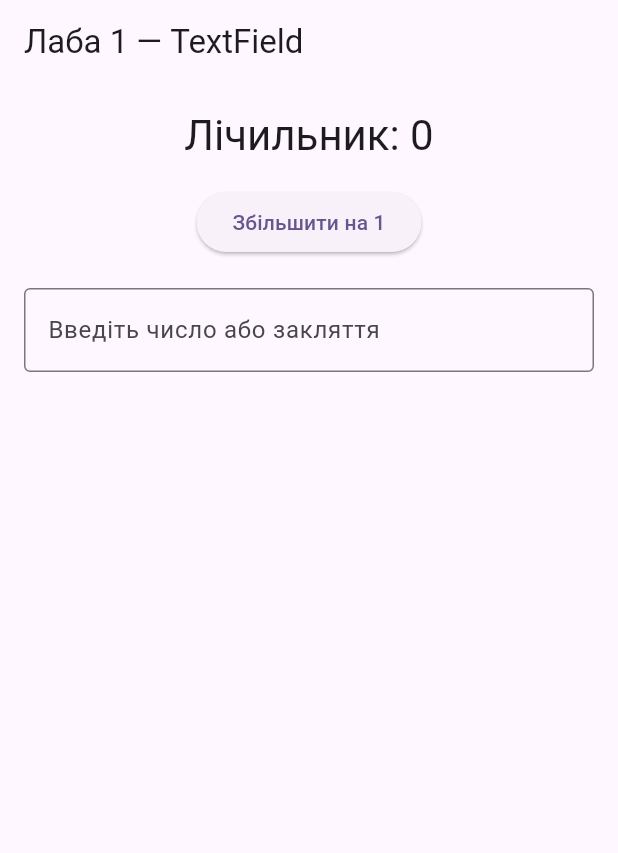
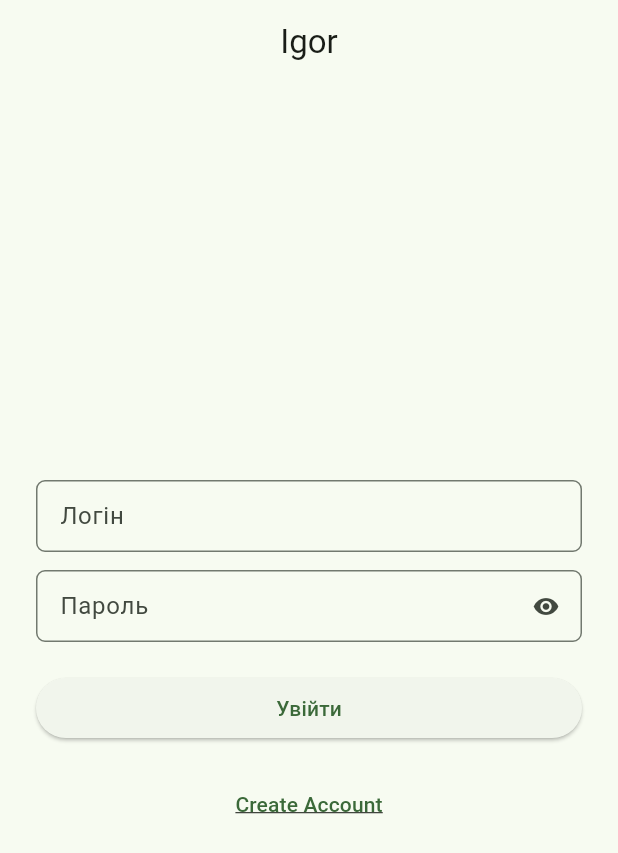
Before and after one commit to IgorKulchitskiy/flutterlabslpnu, a Flutter app: the screen it shows after launch, on a phone screen of 412 x 824 dp. Shown: the top 853 px of the screen. Run offline on Flutter 3.47's test engine with Material 3 defaults, Android fonts, the phone set to English and light mode, and no system bars.

Commit message:
lab2 files

```diff
--- a/lib/main.dart
+++ b/lib/main.dart
@@ -1,4 +1,5 @@
 import 'package:flutter/material.dart';
+import 'pages/login_page.dart';
 
 void main() {
   runApp(const MyApp());
@@ -10,102 +11,12 @@ class MyApp extends StatelessWidget {
   @override
   Widget build(BuildContext context) {
     return MaterialApp(
-      title: 'Lab 1 Flutter',
+      debugShowCheckedModeBanner: false,
       theme: ThemeData(
-        colorScheme: ColorScheme.fromSeed(seedColor: Colors.deepPurple),
         useMaterial3: true,
+        colorSchemeSeed: Colors.green,
       ),
-      home: const MyHomePage(),
+      home: const LoginPage(),
     );
   }
 }
-
-class MyHomePage extends StatefulWidget {
-  const MyHomePage({super.key});
-
-  @override
-  State<MyHomePage> createState() => _MyHomePageState();
-}
-
-class _MyHomePageState extends State<MyHomePage> {
-  int _counter = 0;
-  final TextEditingController _controller = TextEditingController();
-  String _message = '';
-
-  void _handleInput(String value) {
-    setState(() {
-      if (value == 'Avada Kedavra') {
-        _counter = 0;
-        _message = '💥 Магія! Лічильник скинуто';
-      } else {
-        final parsed = int.tryParse(value);
-        if (parsed != null) {
-          _counter += parsed;
-          _message = '➕ Додано $parsed';
-        } else {
-          _message = '❌ Це не число';
-        }
-      }
-    });
-
-    _controller.clear();
-  }
-  void _increment() {
-    setState(() {
-      _counter+= 1;
-      _message = '➕ Лічильник збільшено на 1';
-    });
-
-  }
-  @override
-  void dispose() {
-    _controller.dispose();
-    super.dispose();
-  }
-
-  @override
-  Widget build(BuildContext context) {
-    return Scaffold(
-      appBar: AppBar(
-        title: const Text('Лаба 1 — TextField'),
-      ),
-      body: Padding(
-        padding: const EdgeInsets.all(16),
-        child: Column(
-          crossAxisAlignment: CrossAxisAlignment.stretch,
-          children: [
-            Text(
-              'Лічильник: $_counter',
-              style: Theme.of(context).textTheme.headlineMedium,
-              textAlign: TextAlign.center,
-            ),
-            const SizedBox(height: 16,),
-            Row(
-              mainAxisAlignment: MainAxisAlignment.center,
-              children: [
-                ElevatedButton(
-                  onPressed: _increment,
-                  child: const Text('Збільшити на 1'),
-                ),
-              ],
-            ),
-            const SizedBox(height: 20),
-            TextField(
-              controller: _controller,
-              decoration: const InputDecoration(
-                labelText: 'Введіть число або закляття',
-                border: OutlineInputBorder(),
-              ),
-              onSubmitted: _handleInput,
-            ),
-            const SizedBox(height: 12),
-            Text(
-              _message,
-              textAlign: TextAlign.center,
-            ),
-          ],
-        ),
-      ),
-    );
-  }
-}
--- /dev/null
+++ b/lib/pages/login_page.dart
@@ -0,0 +1,120 @@
+import 'package:flutter/material.dart';
+import 'package:project/pages/alarm_page.dart';
+
+class LoginPage extends StatefulWidget {
+  const LoginPage({super.key});
+
+  @override
+  State<LoginPage> createState() => _LoginPageState();
+}
+
+class _LoginPageState extends State<LoginPage> {
+  final _userController = TextEditingController();
+  final _passController = TextEditingController();
+
+  final _validUser = 'igor';
+  final _validPass = '7218';
+
+  bool _obscureText = true;
+
+  void _attemptLogin() {
+    if (_userController.text.trim() == _validUser &&
+        _passController.text == _validPass) {
+      Navigator.of(context).pushReplacement(
+        MaterialPageRoute<Widget>(
+          builder: (_) => const AlarmPage(),
+        ),
+      );
+    } else {
+      ScaffoldMessenger.of(context).showSnackBar(
+        const SnackBar(content: Text('Невірний логін або пароль')),
+      );
+    }
+  }
+
+  InputDecoration _inputDecoration(String label) {
+    return InputDecoration(
+      labelText: label,
+      isDense: true,
+      contentPadding: const EdgeInsets.symmetric(
+        vertical: 12,
+        horizontal: 12,
+      ),
+      border: OutlineInputBorder(
+        borderRadius: BorderRadius.circular(6),
+      ),
+      focusedBorder: OutlineInputBorder(
+        borderRadius: BorderRadius.circular(6),
+        borderSide: const BorderSide(width: 1.5),
+      ),
+    );
+  }
+
+  @override
+  void dispose() {
+    _userController.dispose();
+    _passController.dispose();
+    super.dispose();
+  }
+
+  @override
+  Widget build(BuildContext context) {
+    return Scaffold(
+      appBar: AppBar(
+        title: const Text('Igor'),
+        centerTitle: true,
+      ),
+      body: Padding(
+        padding: const EdgeInsets.all(24),
+        child: Column(
+          mainAxisAlignment: MainAxisAlignment.center,
+          children: [
+            TextField(
+              controller: _userController,
+              decoration: _inputDecoration('Логін'),
+            ),
+            const SizedBox(height: 12),
+            TextField(
+              controller: _passController,
+              obscureText: _obscureText,
+              decoration: _inputDecoration('Пароль').copyWith(
+                suffixIcon: IconButton(
+                  icon: Icon(
+                    _obscureText
+                        ? Icons.visibility
+                        : Icons.visibility_off,
+                  ),
+                  onPressed: () {
+                    setState(() {
+                      _obscureText = !_obscureText;
+                    });
+                  },
+                ),
+              ),
+            ),
+            const SizedBox(height: 20),
+            SizedBox(
+              width: double.infinity,
+              child: ElevatedButton(
+                onPressed: _attemptLogin,
+                child: const Text('Увійти'),
+              ),
+            ),
+            const SizedBox(height: 16),
+            TextButton(
+              onPressed: () {
+                // поки нічого не робимо
+              },
+              child: const Text(
+                'Create Account',
+                style: TextStyle(
+                  decoration: TextDecoration.underline,
+                ),
+              ),
+            ),
+          ],
+        ),
+      ),
+    );
+  }
+}
```
Also changed, not shown: lib/pages/add_alarm_page.dart (added, +32 -0 lines), lib/pages/alarm_page.dart (added, +88 -0 lines), lib/pages/change_pin_page.dart (added, +35 -0 lines), lib/pages/edit_alarm_page.dart (added, +32 -0 lines), lib/pages/profile_page.dart (added, +23 -0 lines), lib/pages/settings_page.dart (added, +55 -0 lines), lib/widgets/app_button.dart (added, +23 -0 lines), lib/widgets/app_card.dart (added, +47 -0 lines), pubspec.yaml (+5 -76 lines), pubspec.lock, 1 other file.
